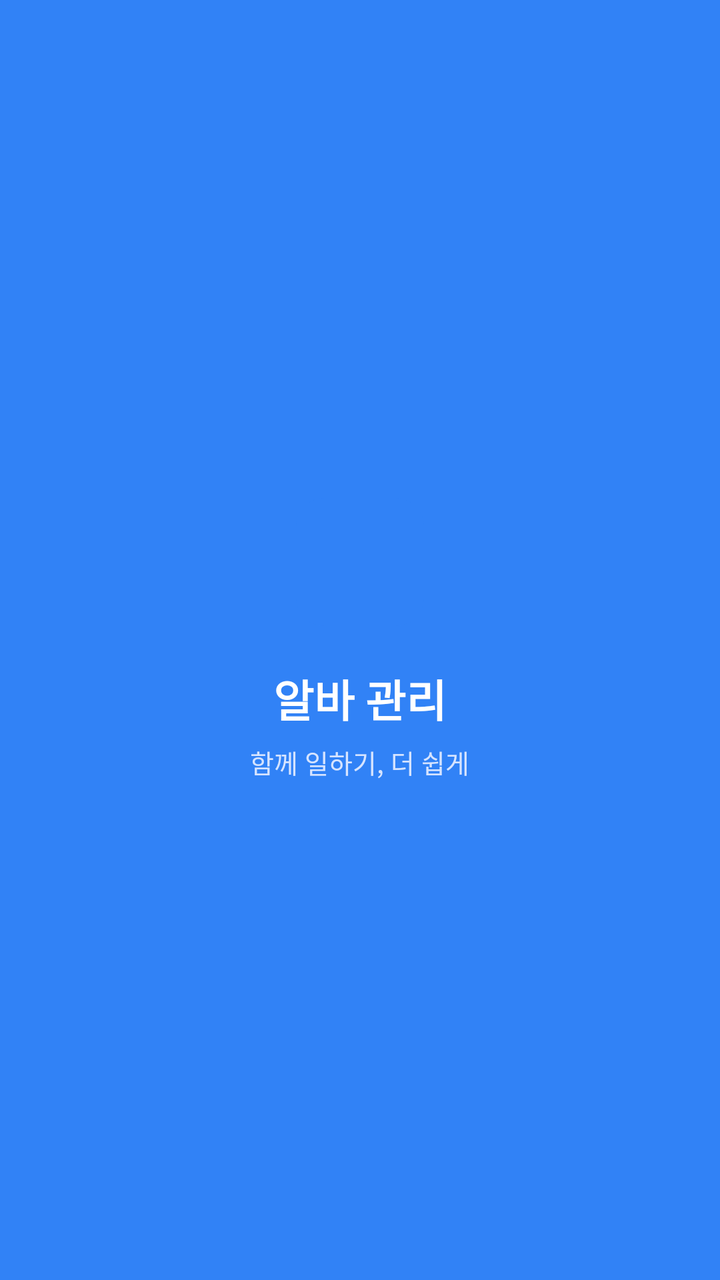
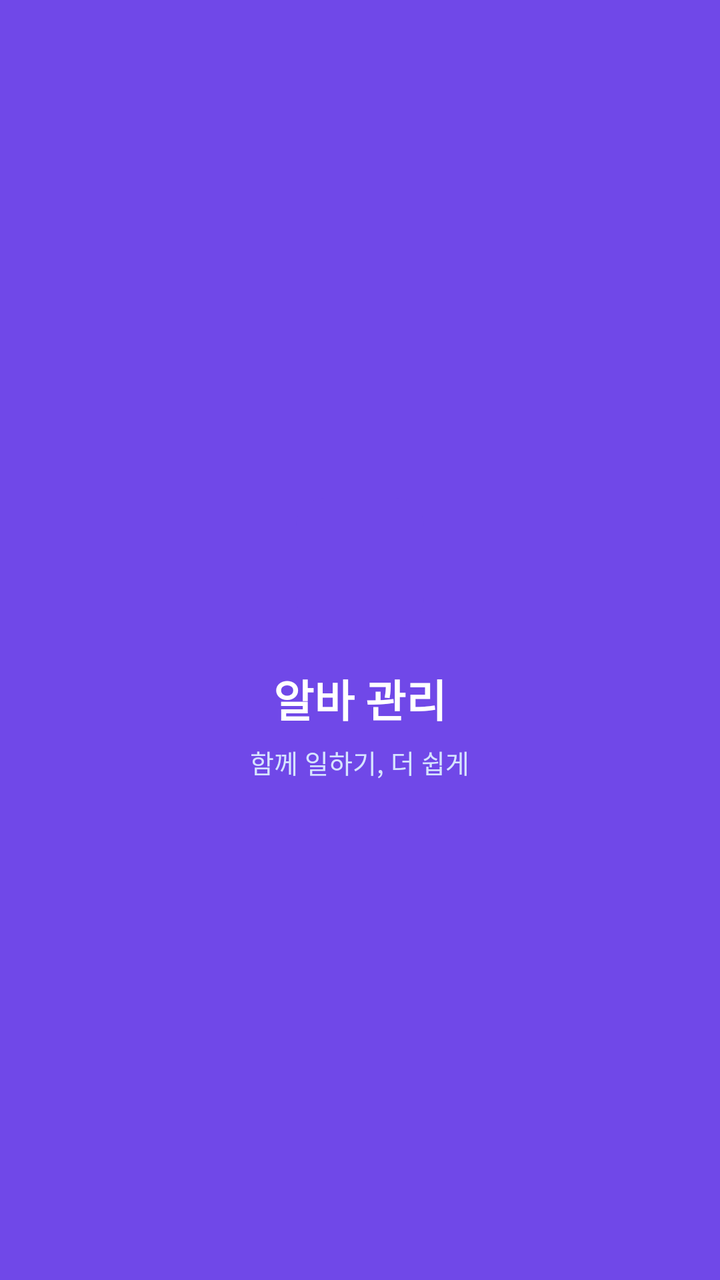

Screens rendered from an Android XML layout before and after an edit, with the pre-edit source and the edit as a unified diff.
<!-- AndroidManifest.xml: application theme Theme.PTManagerEmployer -->
<!-- res/layout/activity_splash.xml -->
<?xml version="1.0" encoding="utf-8"?>
<LinearLayout xmlns:android="http://schemas.android.com/apk/res/android"
    android:layout_width="match_parent"
    android:layout_height="match_parent"
    android:orientation="vertical"
    android:gravity="center"
    android:background="@color/brand_blue">

    <View
        android:layout_width="64dp"
        android:layout_height="64dp"
        android:background="@drawable/bg_logo_tile" />

    <TextView
        android:layout_width="wrap_content"
        android:layout_height="wrap_content"
        android:layout_marginTop="20dp"
        android:text="알바 관리"
        android:textColor="@color/white"
        android:textSize="22sp"
        android:textStyle="bold" />

    <TextView
        android:layout_width="wrap_content"
        android:layout_height="wrap_content"
        android:layout_marginTop="6dp"
        android:text="함께 일하기, 더 쉽게"
        android:textColor="#D6E4FF"
        android:textSize="13sp" />
</LinearLayout>
<!-- resources referenced by this layout -->
<resources>
  <color name="brand_blue">#3182F6</color>
  <color name="white">#FFFFFFFF</color>
  <!-- drawable bg_logo_tile (drawable) -->
  <?xml version="1.0" encoding="utf-8"?>
  <shape xmlns:android="http://schemas.android.com/apk/res/android" android:shape="rectangle">
      <solid android:color="@color/brand_blue" />
      <corners android:radius="14dp" />
  </shape>
  <style name="Theme.PTManagerEmployer" parent="Base.Theme.PTManagerEmployer" />
  <style name="Base.Theme.PTManagerEmployer" parent="Theme.Material3.Light.NoActionBar">
          <item name="colorPrimary">@color/brand_blue</item>
          <item name="colorOnPrimary">@color/white</item>
          <item name="colorSurface">@color/white</item>
          <item name="colorOnSurface">@color/text_primary</item>
          <item name="android:colorBackground">@color/white</item>
          <item name="android:statusBarColor">@color/white</item>
          <item name="android:navigationBarColor">@color/white</item>
          <item name="android:windowLightStatusBar">true</item>
          <item name="android:windowLightNavigationBar" tools:targetApi="o_mr1">true</item>
      </style>
  <color name="text_primary">#222222</color>
</resources>

<!-- the commit's change to res/layout/activity_splash.xml (unified diff, before → after) -->
@@ -4,7 +4,7 @@
     android:layout_height="match_parent"
     android:orientation="vertical"
     android:gravity="center"
-    android:background="@color/brand_blue">
+    android:background="@color/brand">
 
     <View
         android:layout_width="64dp"
<!-- resource entries referenced after the edit -->
@@ -1,16 +1,16 @@
 <!-- resources referenced by this layout -->
 <resources>
-  <color name="brand_blue">#3182F6</color>
+  <color name="brand">#7048E8</color>
   <color name="white">#FFFFFFFF</color>
   <!-- drawable bg_logo_tile (drawable) -->
   <?xml version="1.0" encoding="utf-8"?>
   <shape xmlns:android="http://schemas.android.com/apk/res/android" android:shape="rectangle">
-      <solid android:color="@color/brand_blue" />
+      <solid android:color="@color/brand" />
       <corners android:radius="14dp" />
   </shape>
   <style name="Theme.PTManagerEmployer" parent="Base.Theme.PTManagerEmployer" />
   <style name="Base.Theme.PTManagerEmployer" parent="Theme.Material3.Light.NoActionBar">
-          <item name="colorPrimary">@color/brand_blue</item>
+          <item name="colorPrimary">@color/brand</item>
           <item name="colorOnPrimary">@color/white</item>
           <item name="colorSurface">@color/white</item>
           <item name="colorOnSurface">@color/text_primary</item>
